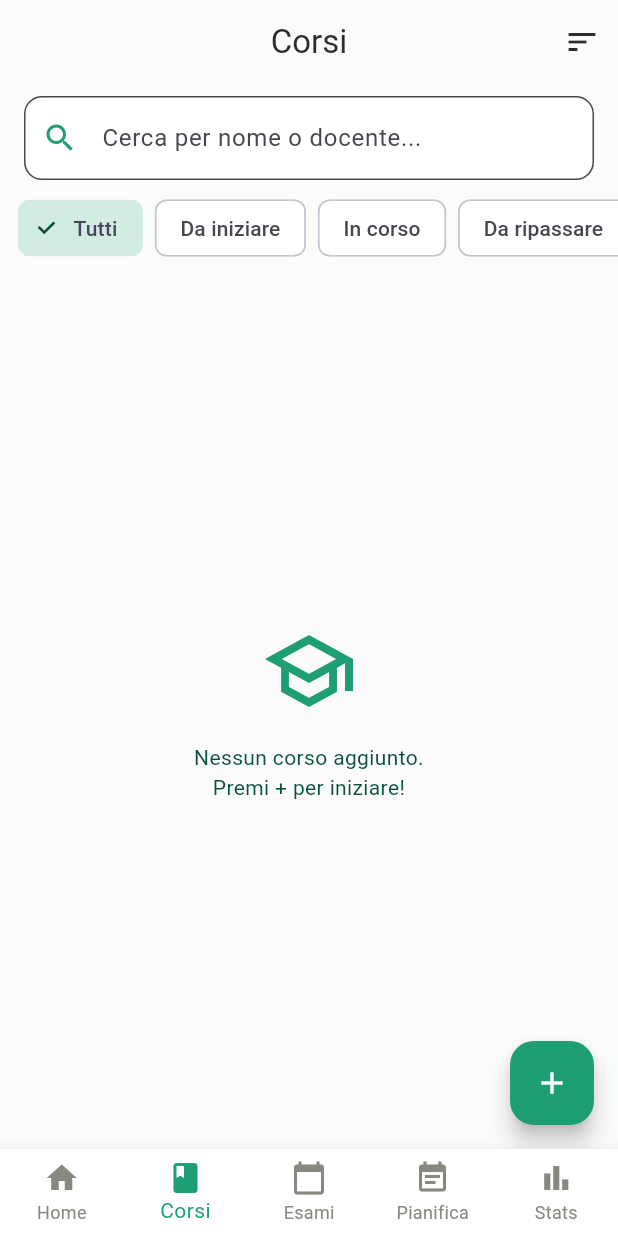
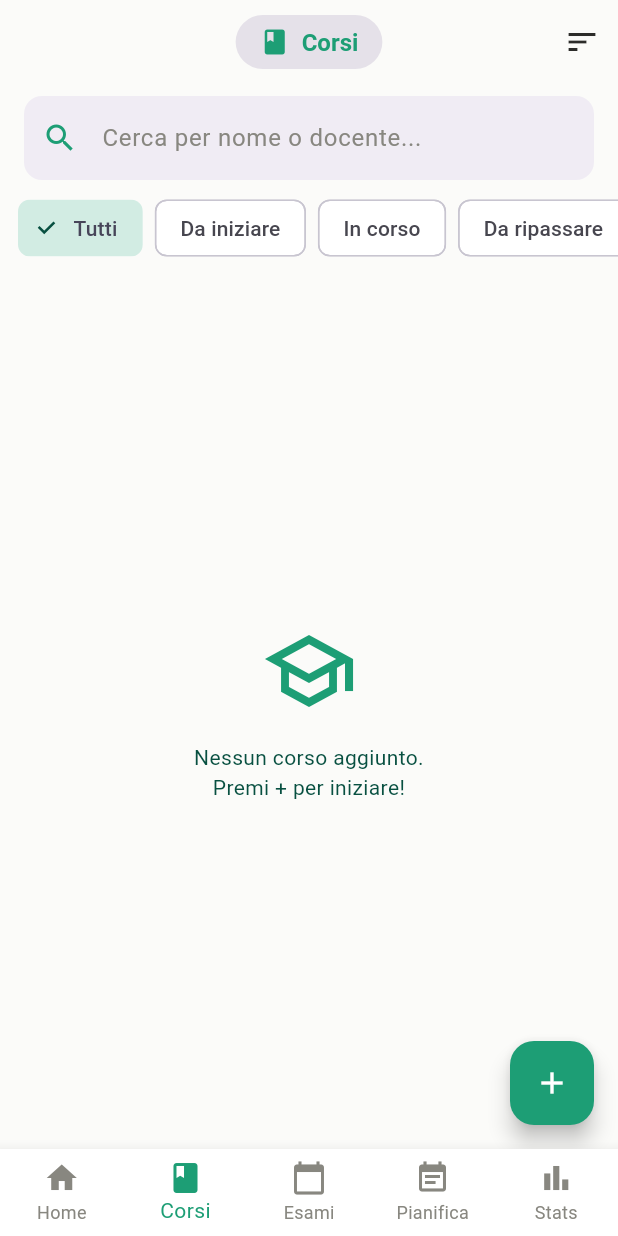
Before and after one commit to famato46/MOBPROG_StudyPlanner-ExamTracker-G12, a Flutter app: the screen it shows after launch, item 2 of the bottom bar chosen, on a phone screen of 412 x 824 dp. Run offline on Flutter 3.47's test engine with Material 3 defaults, Android fonts, the light colour scheme and no system bars; our stand-ins replace shared_preferences, sqflite; accounts and stored records are empty.

Commit message:
Update design

```diff
--- a/lib/screens/courses_screen.dart
+++ b/lib/screens/courses_screen.dart
@@ -68,9 +68,33 @@ class _CoursesScreenState extends State<CoursesScreen> {
 
   @override
   Widget build(BuildContext context) {
-      return Scaffold(
+    final isDark = Theme.of(context).brightness == Brightness.dark;
+
+    return Scaffold(
       appBar: AppBar(
-        title: const Text('Corsi'),
+        title: Container(
+          padding: const EdgeInsets.symmetric(horizontal: 16, vertical: 8),
+          decoration: BoxDecoration(
+            // Manteniamo il titolo con il container leggermente staccato
+            color: Theme.of(context).colorScheme.surfaceContainerHighest,
+            borderRadius: BorderRadius.circular(20),
+          ),
+          child: Row(
+            mainAxisSize: MainAxisSize.min,
+            children: [
+              Icon(Icons.book, size: 20, color: isDark ? Colors.white : AppColors.courses),
+              const SizedBox(width: 8),
+              Text(
+                'Corsi',
+                style: TextStyle(
+                  fontSize: 16,
+                  fontWeight: FontWeight.bold,
+                  color: isDark ? Colors.white : AppColors.courses,
+                ),
+              ),
+            ],
+          ),
+        ),
         actions: [
           PopupMenuButton<String>(
             icon: const Icon(Icons.sort),
@@ -97,31 +121,43 @@ class _CoursesScreenState extends State<CoursesScreen> {
                 padding: const EdgeInsets.fromLTRB(16, 8, 16, 0),
                 child: TextField(
                   controller: _searchController,
+                  style: TextStyle(color: isDark ? Colors.white : Colors.black87),
                   decoration: InputDecoration(
                     hintText: 'Cerca per nome o docente...',
-                    prefixIcon: Icon(Icons.search, color: AppColors.courses),
+                    hintStyle: TextStyle(color: isDark ? Colors.grey[400] : AppColors.textMuted),
+                    prefixIcon: Icon(Icons.search, color: isDark ? Colors.white70 : AppColors.courses),
                     suffixIcon: _searchQuery.isNotEmpty
                         ? IconButton(
-                            icon: const Icon(Icons.clear),
+                            icon: Icon(Icons.clear, color: isDark ? Colors.white70 : Colors.black54),
                             onPressed: () {
                               _searchController.clear();
                               setState(() => _searchQuery = '');
                             },
                           )
                         : null,
+                    // Riduciamo l'impatto visivo del bordo per uniformarlo alle card
                     border: OutlineInputBorder(
                       borderRadius: BorderRadius.circular(12),
+                      borderSide: BorderSide.none, // Tolto il bordo netto per dare un look pulito come le card
+                    ),
+                    enabledBorder: OutlineInputBorder(
+                      borderRadius: BorderRadius.circular(12),
+                      borderSide: BorderSide.none,
+                    ),
+                    focusedBorder: OutlineInputBorder(
+                      borderRadius: BorderRadius.circular(12),
+                      borderSide: BorderSide(color: AppColors.courses.withOpacity(0.5), width: 1.5),
                     ),
                     filled: true,
-                    fillColor: AppColors.surface,
+                    // MODIFICA PRINCIPALE: Stesso colore delle Card nativa in Material 3
+                    fillColor: Theme.of(context).colorScheme.surfaceContainer,
                   ),
                   onChanged: (val) => setState(() => _searchQuery = val),
                 ),
               ),
               SingleChildScrollView(
                 scrollDirection: Axis.horizontal,
-                padding:
-                    const EdgeInsets.symmetric(horizontal: 12, vertical: 8),
+                padding: const EdgeInsets.symmetric(horizontal: 12, vertical: 8),
                 child: Row(
                   children: [
                     ('tutti', 'Tutti'),
@@ -139,8 +175,7 @@ class _CoursesScreenState extends State<CoursesScreen> {
                         selected: selected,
                         selectedColor: AppColors.courses.withOpacity(0.2),
                         checkmarkColor: AppColors.coursesDark,
-                        onSelected: (_) =>
-                            setState(() => _filterStato = entry.$1),
+                        onSelected: (_) => setState(() => _filterStato = entry.$1),
                       ),
                     );
                   }).toList(),
@@ -152,8 +187,7 @@ class _CoursesScreenState extends State<CoursesScreen> {
                         child: Column(
                           mainAxisAlignment: MainAxisAlignment.center,
                           children: [
-                            Icon(Icons.school_outlined,
-                                size: 64, color: AppColors.courses),
+                            Icon(Icons.school_outlined, size: 64, color: AppColors.courses),
                             const SizedBox(height: 16),
                             Text(
                               provider.courses.isEmpty
@@ -176,14 +210,12 @@ class _CoursesScreenState extends State<CoursesScreen> {
                             background: Container(
                               alignment: Alignment.centerRight,
                               padding: const EdgeInsets.only(right: 20),
-                              margin:
-                                  const EdgeInsets.symmetric(vertical: 4),
+                              margin: const EdgeInsets.symmetric(vertical: 4),
                               decoration: BoxDecoration(
                                 color: AppColors.danger,
                                 borderRadius: BorderRadius.circular(12),
                               ),
-                              child: const Icon(Icons.delete,
-                                  color: Colors.white),
+                              child: const Icon(Icons.delete, color: Colors.white),
                             ),
                             confirmDismiss: (_) async {
                               return await showDialog<bool>(
@@ -194,16 +226,12 @@ class _CoursesScreenState extends State<CoursesScreen> {
                                       'Eliminare "${course.nome}"? Saranno eliminati anche gli esami e le attività collegate.'),
                                   actions: [
                                     TextButton(
-                                      onPressed: () =>
-                                          Navigator.pop(context, false),
+                                      onPressed: () => Navigator.pop(context, false),
                                       child: const Text('Annulla'),
                                     ),
                                     TextButton(
-                                      onPressed: () =>
-                                          Navigator.pop(context, true),
-                                      child: Text('Elimina',
-                                          style: TextStyle(
-                                              color: AppColors.danger)),
+                                      onPressed: () => Navigator.pop(context, true),
+                                      child: Text('Elimina', style: TextStyle(color: AppColors.danger)),
                                     ),
                                   ],
                                 ),
@@ -212,9 +240,7 @@ class _CoursesScreenState extends State<CoursesScreen> {
                             onDismissed: (_) {
                               provider.deleteCourse(course.id);
                               ScaffoldMessenger.of(context).showSnackBar(
-                                SnackBar(
-                                    content:
-                                        Text('${course.nome} eliminato')),
+                                SnackBar(content: Text('${course.nome} eliminato')),
                               );
                             },
                             child: _CourseCard(
@@ -224,8 +250,7 @@ class _CoursesScreenState extends State<CoursesScreen> {
                               onTap: () => Navigator.push(
                                 context,
                                 MaterialPageRoute(
-                                  builder: (_) =>
-                                      CourseDetailScreen(course: course),
+                                  builder: (_) => CourseDetailScreen(course: course),
                                 ),
                               ),
                             ),
@@ -265,7 +290,6 @@ class _CourseCard extends StatelessWidget {
   @override
   Widget build(BuildContext context) {
     return Card(
-      color: AppColors.surface,
       margin: const EdgeInsets.symmetric(vertical: 4),
       child: InkWell(
         onTap: onTap,
@@ -289,24 +313,20 @@ class _CourseCard extends StatelessWidget {
                   children: [
                     Text(
                       course.nome,
-                      style: TextStyle(
+                      style: const TextStyle(
                         fontSize: 16,
                         fontWeight: FontWeight.bold,
-                        color: AppColors.textPrimary,
                       ),
                     ),
                     const SizedBox(height: 2),
                     Text(
                       course.docente,
-                      style:
-                          TextStyle(color: AppColors.textMuted, fontSize: 13),
+                      style: TextStyle(color: AppColors.textMuted, fontSize: 13),
                     ),
                     const SizedBox(height: 6),
                     Row(
                       children: [
-                        _Chip(
-                            label: '${course.cfu} CFU',
-                            color: AppColors.courses),
+                        _Chip(label: '${course.cfu} CFU', color: AppColors.courses),
                         const SizedBox(width: 6),
                         _Chip(label: statoLabel, color: statoColor),
                         if (course.votoOttenuto != null) ...[
@@ -345,8 +365,7 @@ class _Chip extends StatelessWidget {
       ),
       child: Text(
         label,
-        style: TextStyle(
-            fontSize: 11, color: color, fontWeight: FontWeight.w600),
+        style: TextStyle(fontSize: 11, color: color, fontWeight: FontWeight.w600),
       ),
     );
   }
--- a/lib/screens/main_screen.dart
+++ b/lib/screens/main_screen.dart
@@ -44,16 +44,16 @@ class _MainScreenState extends State<MainScreen> {
           });
         },
         type: BottomNavigationBarType.fixed,
-        backgroundColor: AppColors.surface,
+        backgroundColor: Theme.of(context).colorScheme.surface,
         selectedItemColor: _sectionColors[_currentIndex],
-        unselectedItemColor: AppColors.textMuted,
+        unselectedItemColor: Theme.of(context).brightness == Brightness.dark
+            ? Colors.grey[500] // grigio chiaro per la dark mode
+            : AppColors.textMuted, // grigio normale per la light mode
         items: const [
           BottomNavigationBarItem(icon: Icon(Icons.home), label: 'Home'),
           BottomNavigationBarItem(icon: Icon(Icons.book), label: 'Corsi'),
-          BottomNavigationBarItem(
-              icon: Icon(Icons.calendar_today), label: 'Esami'),
-          BottomNavigationBarItem(
-              icon: Icon(Icons.event_note), label: 'Pianifica'),
+          BottomNavigationBarItem(icon: Icon(Icons.calendar_today), label: 'Esami'),
+          BottomNavigationBarItem(icon: Icon(Icons.event_note), label: 'Pianifica'),
           BottomNavigationBarItem(icon: Icon(Icons.bar_chart), label: 'Stats'),
         ],
       ),
```
Also changed, not shown: lib/screens/exams_screen.dart (+29 -5 lines), lib/screens/home_screen.dart (+28 -4 lines), lib/screens/planning_screen.dart (+33 -7 lines), lib/screens/stats_screen.dart (+31 -5 lines).
